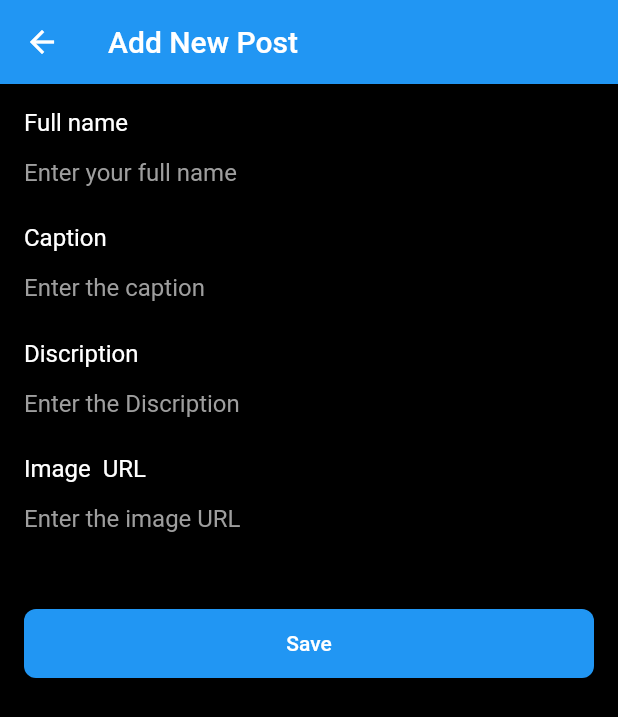
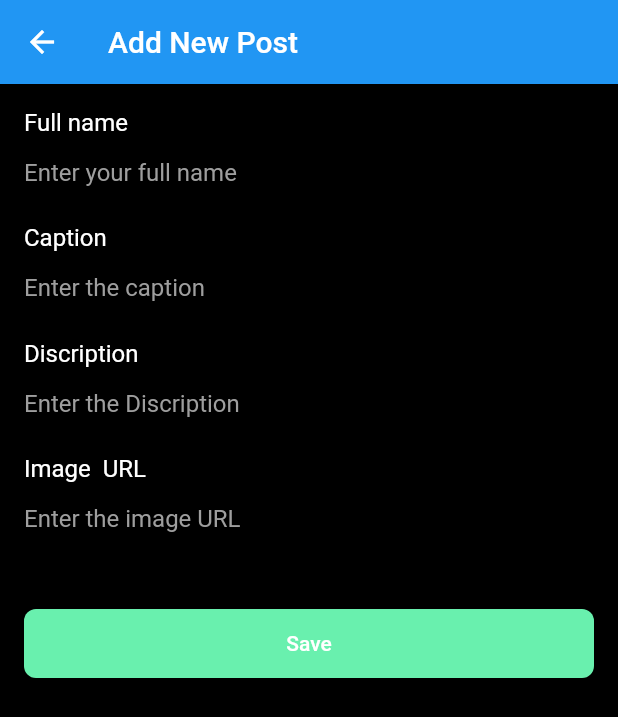
Before and after one commit to Anand1magar/CollegeProject, a Flutter app: the AddPost screen opened directly, on a phone screen of 412 x 824 dp. Shown: the top 717 px of the screen. Run offline on Flutter 3.47's test engine with Material 2 defaults, Android fonts, the phone set to English and light mode, and no system bars; our stand-ins replace curved_navigation_bar, firebase_auth, firebase_core, flare_flutter, google_sign_in, webview_flutter; missing offline and left inert: day_night_switcher; accounts and stored records are empty; network calls fail.

Commit message:
second commet

```diff
--- a/lib/views/add_post_screen.dart
+++ b/lib/views/add_post_screen.dart
@@ -127,7 +127,7 @@ class _AddPostState extends State<AddPost> {
                         feed); //Context ,feed are the value which is send to previous screen
                   }
                 },
-                color: Colors.blue,
+                color: Colors.greenAccent,
                 shape: RoundedRectangleBorder(
                     borderRadius: BorderRadius.circular(8.0)),
                 child: Text(
```
